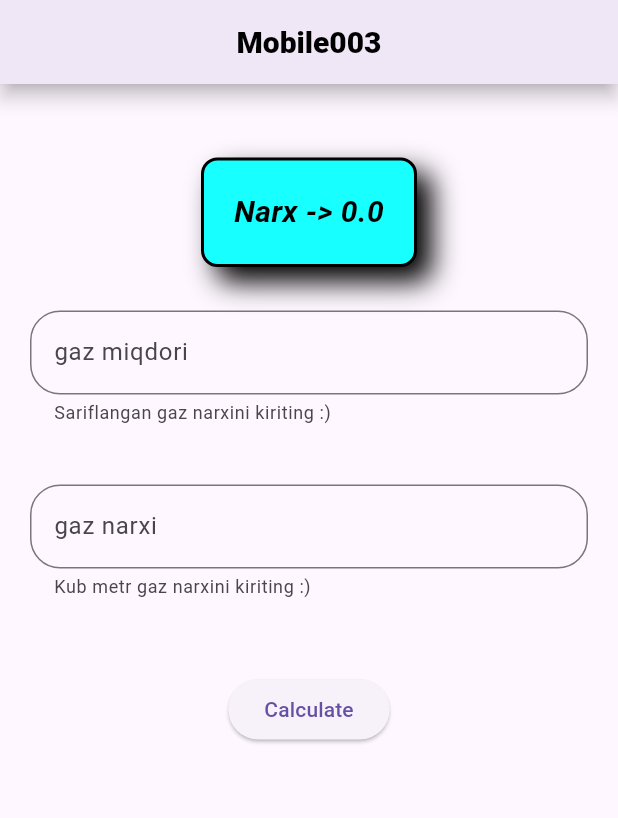
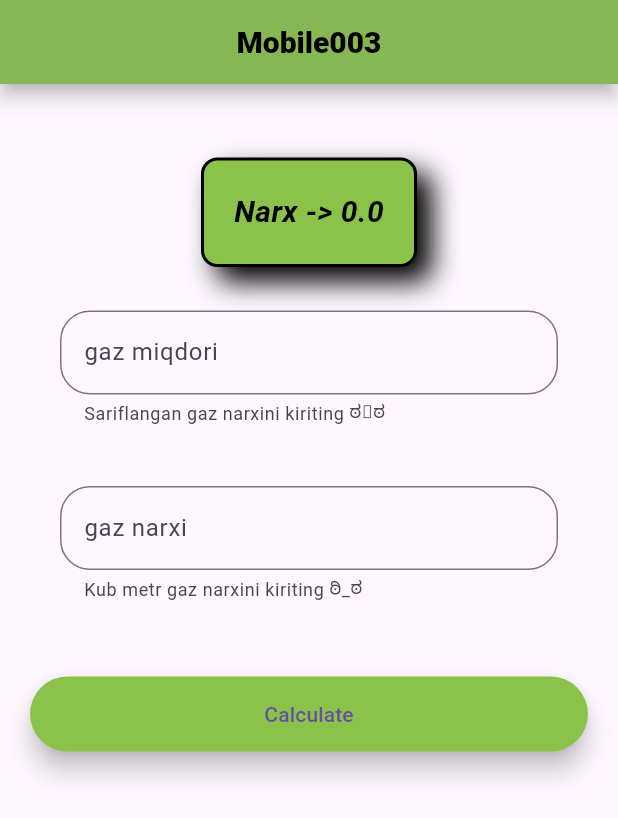
Before and after one commit to jurabek003/my_app_1, a Flutter app: the screen it shows after launch, on a phone screen of 412 x 824 dp. Shown: the top 818 px of the screen. Run offline on Flutter 3.47's test engine with Material 3 defaults, Android fonts, the phone set to English and light mode, and no system bars.

Commit message:
some update

```diff
--- a/lib/main.dart
+++ b/lib/main.dart
@@ -3,8 +3,8 @@ import 'package:flutter/material.dart';
 void main(List<String> args) {
   runApp(const MyApp());
 }
+
 class MyApp extends StatefulWidget {
-
   const MyApp({super.key});
 
   @override
@@ -12,31 +12,38 @@ class MyApp extends StatefulWidget {
 }
 
 class _MyAppState extends State<MyApp> {
-  TextEditingController text1=TextEditingController();
-  TextEditingController text2=TextEditingController();
-  double sum=0;
+  TextEditingController text1 = TextEditingController();
+  TextEditingController text2 = TextEditingController();
+  double sum = 0;
 
   @override
   Widget build(BuildContext context) {
     return MaterialApp(
-      debugShowCheckedModeBanner:false,
+      debugShowCheckedModeBanner: false,
       home: Scaffold(
-      appBar:  AppBar(
-        // backgroundColor: Colors.blue,
-        shadowColor:Colors.black,
+        appBar: AppBar(
+          shadowColor: Colors.black,
+          backgroundColor: Colors.lightGreen,
           elevation: 5,
           centerTitle: true,
-        title:const Text('Mobile003',style: TextStyle(fontSize: 20,color: Colors.black,fontWeight: FontWeight.w800),)
+          title: const Text(
+            'Mobile003',
+            style: TextStyle(
+              fontSize: 20,
+              color: Colors.black,
+              fontWeight: FontWeight.w800,
             ),
-      body: Column(
+          ),
+        ),
+        body: SingleChildScrollView(
+          padding: const EdgeInsets.symmetric(horizontal: 20.0, vertical: 50.0),
+          child: Column(
             children: [
-           const SizedBox(height: 50),
               Container(
                 padding: const EdgeInsets.all(20.0),
-            child: Text("Narx -> $sum",style: const TextStyle(color: Colors.black,fontSize:20 ,fontWeight: FontWeight.bold,fontStyle: FontStyle.italic) ),
                 decoration: BoxDecoration(
-              color: Colors.cyanAccent,
-               boxShadow: const[
+                  color: Colors.lightGreen,
+                  boxShadow: const [
                     BoxShadow(
                       color: Colors.black,
                       spreadRadius: 1,
@@ -45,7 +52,21 @@ class _MyAppState extends State<MyApp> {
                     )
                   ],
                   borderRadius: BorderRadius.circular(10),
-              border: Border.all(width: 2,color: Colors.black,strokeAlign: BorderSide.strokeAlignCenter,style: BorderStyle.solid)
+                  border: Border.all(
+                    width: 2,
+                    color: Colors.black,
+                    strokeAlign: BorderSide.strokeAlignCenter,
+                    style: BorderStyle.solid,
+                  ),
+                ),
+                child: Text(
+                  "Narx -> $sum",
+                  style: const TextStyle(
+                    color: Colors.black,
+                    fontSize: 20,
+                    fontWeight: FontWeight.bold,
+                    fontStyle: FontStyle.italic,
+                  ),
                 ),
               ),
               const SizedBox(height: 10),
@@ -54,12 +75,12 @@ class _MyAppState extends State<MyApp> {
                 child: TextField(
                   controller: text1,
                   keyboardType: TextInputType.number,
+
                   decoration: InputDecoration(
-
                     hintText: 'gaz miqdori',
-                helperText: 'Sariflangan gaz narxini kiriting :)',
+                    helperText: 'Sariflangan gaz narxini kiriting ಠ﹏ಠ',
                     border: OutlineInputBorder(
-                  borderRadius: BorderRadius.circular(20)
+                      borderRadius: BorderRadius.circular(20),
                     ),
                   ),
                 ),
@@ -70,28 +91,36 @@ class _MyAppState extends State<MyApp> {
                   controller: text2,
                   keyboardType: TextInputType.number,
                   decoration: InputDecoration(
-                helperText: 'Kub metr gaz narxini kiriting :)',
+                    helperText: 'Kub metr gaz narxini kiriting ಠಿ_ಠ',
                     hintText: 'gaz narxi',
                     border: OutlineInputBorder(
-                  borderRadius: BorderRadius.circular(20)
+                      borderRadius: BorderRadius.circular(20),
                     ),
                   ),
                 ),
               ),
               const SizedBox(height: 30),
-          ElevatedButton(
+
+              SizedBox(
+                width: double.infinity,
+                height: 50,
+                child:ElevatedButton(
+                  style: ElevatedButton.styleFrom(
+                  backgroundColor: Colors.lightGreen,
+                  elevation: 7,
+                  ),
                 child: const Text("Calculate"),
-            onPressed: (){
+                onPressed: () {
                   setState(() {
                     double gasAmount = double.tryParse(text1.text) ?? 0;
                     double pricePerCubicMeter = double.tryParse(text2.text) ?? 0;
                     sum = gasAmount * pricePerCubicMeter;
-
                   });
                 },
               ),
-
+              )
             ],
+          ),
         ),
       ),
     );
```
Lines whose indentation alone changed are shown as unchanged.
